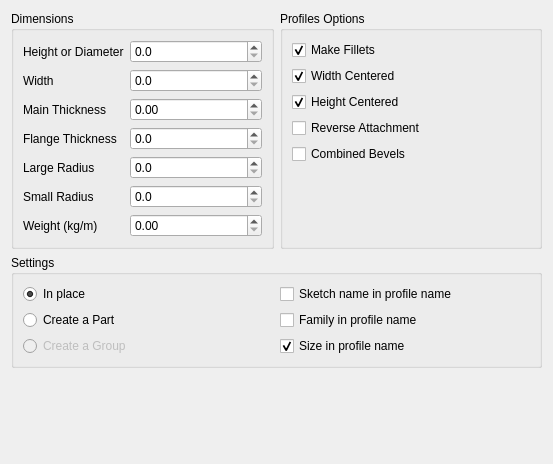
lukh/frameforge, file freecad/frameforge/resources/ui/create_profiles2.ui: the form before one commit.
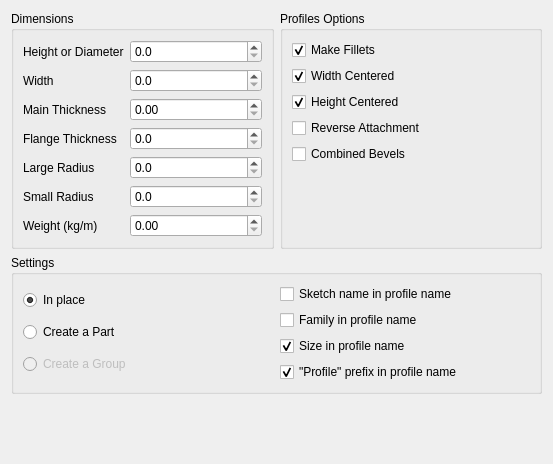
The form after the commit.

Commit message: save in preference checkbox values and add a way to remove prefix "Profile"

What changed in the file:
```diff
--- a/freecad/frameforge/resources/ui/create_profiles2.ui
+++ b/freecad/frameforge/resources/ui/create_profiles2.ui
@@ -311,6 +311,16 @@
           </property>
          </widget>
         </item>
+        <item>
+         <widget class="QCheckBox" name="cb_prefix_profile_in_name">
+          <property name="text">
+           <string>&quot;Profile&quot; prefix in profile name</string>
+          </property>
+          <property name="checked">
+           <bool>true</bool>
+          </property>
+         </widget>
+        </item>
        </layout>
       </item>
      </layout>
```
The commit also changes 1 other file.
